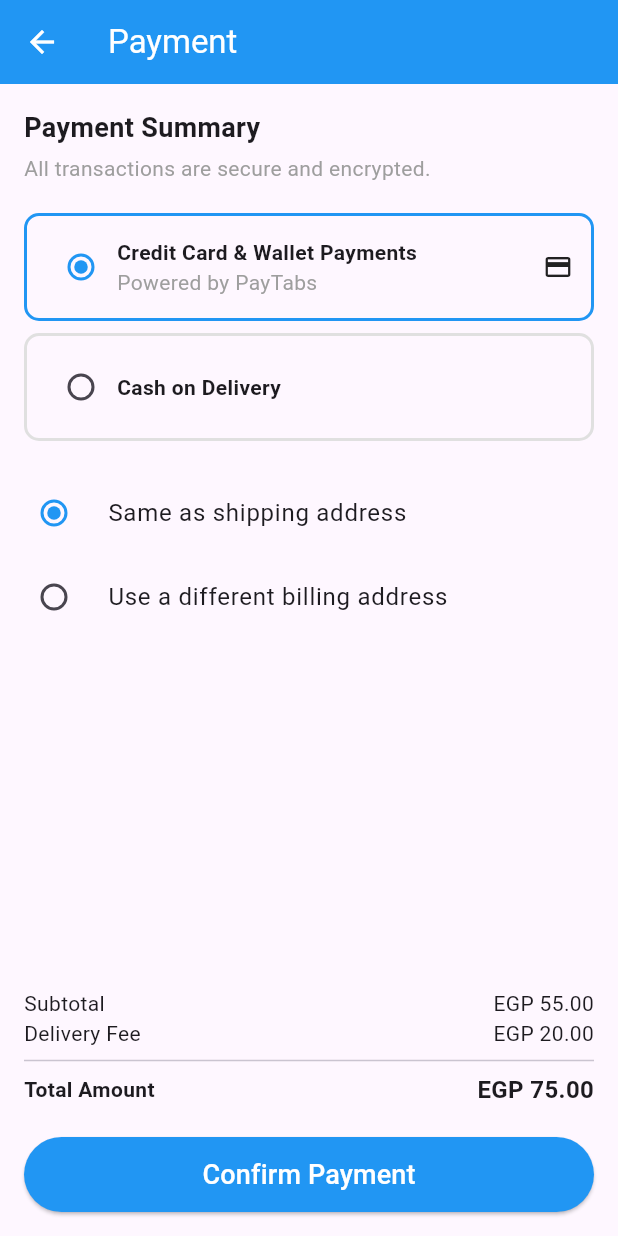
After one commit to Mahmoud810/AST-Graduation-Project, a Flutter app: the screen it shows after launch, after a tap on the "delete" icon, after a tap on "Check Out", on a phone screen of 412 x 824 dp. The commit adds this screen. Run offline on Flutter 3.47's test engine with Material 3 defaults, Android fonts, the phone set to English and light mode, and no system bars; our stand-ins replace cached_network_image, dartz, dio, firebase_messaging, flutter_local_notifications, flutter_svg and 9 more; accounts and stored records are empty; network calls fail.

Commit message:
cart_implementation

```diff
--- a/lib/NavBar.dart
+++ b/lib/NavBar.dart
@@ -1,7 +1,8 @@
 import 'package:flutter/material.dart';
+
 import 'screens/home.dart';
 
-const Color appColor = Color(0xFF006A3D); // Define your app color here
+const Color appColor = Colors.blue; // Define your app color here
 
 class NavBar extends StatefulWidget {
   const NavBar({super.key});
--- a/lib/main.dart
+++ b/lib/main.dart
@@ -1,7 +1,5 @@
 import 'package:flutter/material.dart';
-import 'screens/home.dart'; // Create this file
-import 'navBar.dart'; // Create this file
-import 'package:supabase_auth_ui/supabase_auth_ui.dart'; // Example of another import
+import 'package:graduation_project/screens/cart_screen.dart';
 
 void main() {
   runApp(const MainApp());
@@ -16,7 +14,7 @@ class MainApp extends StatelessWidget {
       title: "Graduation Project",
       debugShowCheckedModeBanner: false,
       theme: ThemeData(primarySwatch: Colors.blue),
-      home: const NavBar(),
+      home: CartScreen(),
     );
   }
 }
--- a/lib/screens/baseview.dart
+++ b/lib/screens/baseview.dart
@@ -1,4 +1,5 @@
 import 'package:flutter/material.dart';
+
 import '../constants.dart';
 
 class BaseView extends StatelessWidget {
@@ -31,7 +32,7 @@ class BaseView extends StatelessWidget {
               bottom: 16,
             ),
             decoration: const BoxDecoration(
-              color: Color(0xFF006A3D), // Green background like in the image
+              color: Colors.blue, // Green background like in the image
               borderRadius: BorderRadius.only(
                 bottomLeft: Radius.circular(20),
                 bottomRight: Radius.circular(20),
--- /dev/null
+++ b/lib/screens/cart_screen.dart
@@ -0,0 +1,119 @@
+import 'package:flutter/material.dart';
+
+import '../models/cart_item_model.dart';
+import '../widgets/cart_item_widget.dart';
+import 'payment_summary_screen.dart';
+
+class CartScreen extends StatefulWidget {
+  const CartScreen({super.key});
+
+  @override
+  State<CartScreen> createState() => _CartScreenState();
+}
+
+class _CartScreenState extends State<CartScreen> {
+  List<CartItem> cartItems = [
+    CartItem(
+      title: 'Binta Shampoo',
+      imageUrl: 'assets/product.jpg',
+      quantity: 3,
+      price: 30,
+    ),
+    CartItem(
+      title: 'Binta Conditioner',
+      imageUrl: 'assets/product.jpg',
+      quantity: 2,
+      price: 27.5,
+    ),
+  ];
+
+  @override
+  Widget build(BuildContext context) {
+    //Correct total: includes quantity
+    final double total = cartItems.fold(
+      0,
+      (sum, item) => sum + (item.price * item.quantity),
+    );
+
+    final bool isCartEmpty = cartItems.isEmpty || total == 0;
+
+    return Scaffold(
+      appBar: AppBar(
+        title: const Text('My Cart'),
+        backgroundColor: Colors.blue,
+        foregroundColor: Colors.white,
+      ),
+      body: Padding(
+        padding: const EdgeInsets.all(16.0),
+        child: Column(
+          children: [
+            // Display empty message or cart items
+            Expanded(
+              child: cartItems.isEmpty
+                  ? const Center(
+                      child: Text(
+                        'Your cart is empty.',
+                        style: TextStyle(fontSize: 18, color: Colors.grey),
+                      ),
+                    )
+                  : ListView.builder(
+                      itemCount: cartItems.length,
+                      itemBuilder: (context, index) {
+                        return CartItemWidget(
+                          item: cartItems[index],
+                          onDelete: () {
+                            setState(() {
+                              cartItems.removeAt(index);
+                            });
+                          },
+                        );
+                      },
+                    ),
+            ),
+            const Divider(),
+
+            // Total Section
+            Row(
+              mainAxisAlignment: MainAxisAlignment.spaceBetween,
+              children: [
+                const Text(
+                  'TOTAL',
+                  style: TextStyle(fontWeight: FontWeight.bold, fontSize: 18),
+                ),
+                Text(
+                  'EGP ${total.toStringAsFixed(2)}',
+                  style: const TextStyle(
+                    fontWeight: FontWeight.bold,
+                    fontSize: 18,
+                  ),
+                ),
+              ],
+            ),
+
+            const SizedBox(height: 10),
+
+            // ✅ Checkout button (disabled if cart empty)
+            ElevatedButton(
+              onPressed: isCartEmpty
+                  ? null
+                  : () {
+                      Navigator.push(
+                        context,
+                        MaterialPageRoute(
+                          builder: (_) => PaymentSummaryScreen(subtotal: total),
+                        ),
+                      );
+                    },
+              style: ElevatedButton.styleFrom(
+                backgroundColor: isCartEmpty ? Colors.grey : Colors.blue,
+                foregroundColor: Colors.white,
+                minimumSize: const Size(double.infinity, 50),
+              ),
+              child: const Text('Check Out', style: TextStyle(fontSize: 18)),
+            ),
+          ],
+        ),
+      ),
+    );
+  }
+}
--- /dev/null
+++ b/lib/screens/payment_summary_screen.dart
@@ -0,0 +1,202 @@
+import 'package:flutter/material.dart';
+
+import 'add_address_screen.dart';
+import 'payment_success_screen.dart';
+import 'payment_visa_screen.dart';
+
+class PaymentSummaryScreen extends StatefulWidget {
+  final double subtotal;
+
+  const PaymentSummaryScreen({super.key, required this.subtotal});
+
+  @override
+  State<PaymentSummaryScreen> createState() => _PaymentSummaryScreenState();
+}
+
+class _PaymentSummaryScreenState extends State<PaymentSummaryScreen> {
+  String selectedPayment = 'card';
+  String selectedAddressOption = 'same';
+
+  @override
+  Widget build(BuildContext context) {
+    double deliveryFee = 20;
+    double total = widget.subtotal + deliveryFee;
+
+    return Scaffold(
+      appBar: AppBar(
+        title: const Text('Payment'),
+        backgroundColor: Colors.blue,
+        foregroundColor: Colors.white,
+      ),
+      body: Padding(
+        padding: const EdgeInsets.all(16.0),
+        child: Column(
+          crossAxisAlignment: CrossAxisAlignment.start,
+          children: [
+            const Text(
+              'Payment Summary',
+              style: TextStyle(fontWeight: FontWeight.bold, fontSize: 18),
+            ),
+            const SizedBox(height: 4),
+            const Text(
+              'All transactions are secure and encrypted.',
+              style: TextStyle(color: Colors.grey),
+            ),
+            const SizedBox(height: 20),
+
+            // 🔹 Payment Methods
+            buildPaymentOption(
+              title: 'Credit Card & Wallet Payments',
+              subtitle: 'Powered by PayTabs',
+              icons: const [
+                SizedBox(width: 8),
+                Icon(Icons.credit_card, size: 20),
+              ],
+              value: 'card',
+            ),
+            const SizedBox(height: 8),
+            buildPaymentOption(title: 'Cash on Delivery', value: 'cash'),
+            const SizedBox(height: 20),
+
+            // 🔹 Address options
+            buildAddressOption('same', 'Same as shipping address'),
+            buildAddressOption('different', 'Use a different billing address'),
+
+            const Spacer(),
+
+            // 🔹 Totals
+            Row(
+              mainAxisAlignment: MainAxisAlignment.spaceBetween,
+              children: [
+                const Text('Subtotal'),
+                Text('EGP ${widget.subtotal.toStringAsFixed(2)}'),
+              ],
+            ),
+            Row(
+              mainAxisAlignment: MainAxisAlignment.spaceBetween,
+              children: [
+                const Text('Delivery Fee'),
+                Text('EGP ${deliveryFee.toStringAsFixed(2)}'),
+              ],
+            ),
+            const Divider(),
+            Row(
+              mainAxisAlignment: MainAxisAlignment.spaceBetween,
+              children: [
+                const Text(
+                  'Total Amount',
+                  style: TextStyle(fontWeight: FontWeight.bold),
+                ),
+                Text(
+                  'EGP ${total.toStringAsFixed(2)}',
+                  style: const TextStyle(
+                    fontWeight: FontWeight.bold,
+                    fontSize: 16,
+                  ),
+                ),
+              ],
+            ),
+
+            const SizedBox(height: 20),
+
+            // 🔹 Confirm Button
+            ElevatedButton(
+              style: ElevatedButton.styleFrom(
+                backgroundColor: Colors.blue,
+                foregroundColor: Colors.white,
+                minimumSize: const Size(double.infinity, 50),
+              ),
+              onPressed: () async {
+                if (selectedAddressOption == 'different') {
+                  final newAddress = await Navigator.push(
+                    context,
+                    MaterialPageRoute(builder: (_) => const AddAddressScreen()),
+                  );
+                  if (newAddress == null) return;
+                }
+
+                if (selectedPayment == 'card') {
+                  Navigator.push(
+                    context,
+                    MaterialPageRoute(
+                      builder: (_) => const PaymentVisaScreen(),
+                    ),
+                  );
+                } else {
+                  Navigator.pushReplacement(
+                    context,
+                    MaterialPageRoute(
+                      builder: (_) => const PaymentSuccessScreen(),
+                    ),
+                  );
+                }
+              },
+              child: const Text(
+                'Confirm Payment',
+                style: TextStyle(fontSize: 18),
+              ),
+            ),
+          ],
+        ),
+      ),
+    );
+  }
+
+  Widget buildPaymentOption({
+    required String title,
+    String? subtitle,
+    String? value,
+    List<Widget>? icons,
+  }) {
+    return GestureDetector(
+      onTap: () => setState(() => selectedPayment = value!),
+      child: Container(
+        padding: const EdgeInsets.symmetric(horizontal: 12, vertical: 10),
+        decoration: BoxDecoration(
+          border: Border.all(
+            color: selectedPayment == value
+                ? Colors.blue
+                : Colors.grey.shade300,
+            width: 2,
+          ),
+          borderRadius: BorderRadius.circular(10),
+        ),
+        child: Row(
+          children: [
+            Radio<String>(
+              value: value!,
+              groupValue: selectedPayment,
+              onChanged: (val) => setState(() => selectedPayment = val!),
+              activeColor: Colors.blue,
+            ),
+            Expanded(
+              child: Column(
+                crossAxisAlignment: CrossAxisAlignment.start,
+                children: [
+                  Text(
+                    title,
+                    style: const TextStyle(fontWeight: FontWeight.bold),
+                  ),
+                  if (subtitle != null)
+                    Text(subtitle, style: const TextStyle(color: Colors.grey)),
+                ],
+              ),
+            ),
+            if (icons != null) Row(children: icons),
+          ],
+        ),
+      ),
+    );
+  }
+
+  Widget buildAddressOption(String value, String label) {
+    return RadioListTile<String>(
+      value: value,
+      groupValue: selectedAddressOption,
+      onChanged: (val) => setState(() => selectedAddressOption = val!),
+      title: Text(label),
+      activeColor: Colors.blue,
+      contentPadding: EdgeInsets.zero,
+    );
+  }
+}
--- /dev/null
+++ b/lib/widgets/cart_item_widget.dart
@@ -0,0 +1,47 @@
+import 'package:flutter/material.dart';
+
+import '../models/cart_item_model.dart';
+
+class CartItemWidget extends StatelessWidget {
+  final CartItem item;
+  final VoidCallback onDelete;
+
+  const CartItemWidget({super.key, required this.item, required this.onDelete});
+
+  @override
+  Widget build(BuildContext context) {
+    return Card(
+      margin: const EdgeInsets.symmetric(vertical: 8),
+      child: ListTile(
+        leading: SizedBox(
+          width: 60,
+          height: 60,
+          child: ClipRRect(
+            borderRadius: BorderRadius.circular(8),
+            child: Image.network(
+              item.imageUrl,
+              fit: BoxFit.cover,
+              errorBuilder: (context, error, stackTrace) =>
+                  const Icon(Icons.broken_image, color: Colors.grey),
+            ),
+          ),
+        ),
+        title: Text(
+          item.title,
+          style: const TextStyle(fontWeight: FontWeight.bold),
+        ),
+        subtitle: Row(
+          children: [
+            Text('x${item.quantity}'),
+            const SizedBox(width: 10),
+            Text('EGP ${item.price.toStringAsFixed(2)}'),
+          ],
+        ),
+        trailing: IconButton(
+          icon: const Icon(Icons.delete, color: Colors.red),
+          onPressed: onDelete,
+        ),
+      ),
+    );
+  }
+}
```
Also changed, not shown: lib/models/cart_item_model.dart (added, +13 -0 lines), lib/screens/add_address_screen.dart (added, +98 -0 lines), lib/screens/payment_success_screen.dart (added, +44 -0 lines), lib/screens/payment_visa_screen.dart (added, +64 -0 lines).
